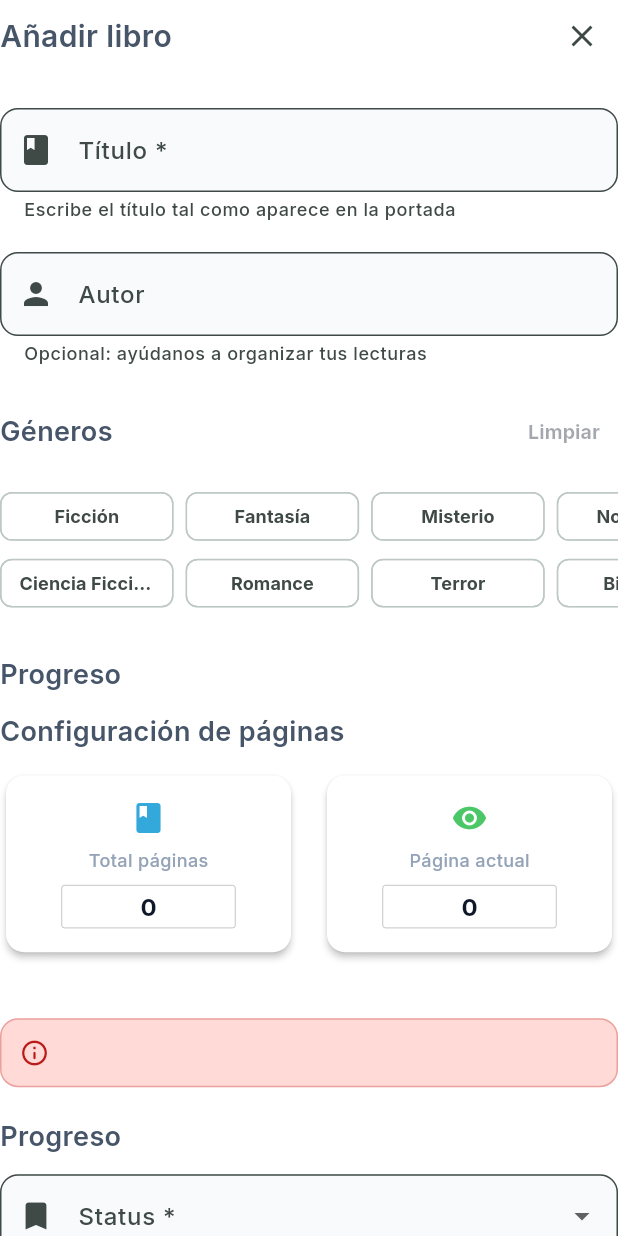
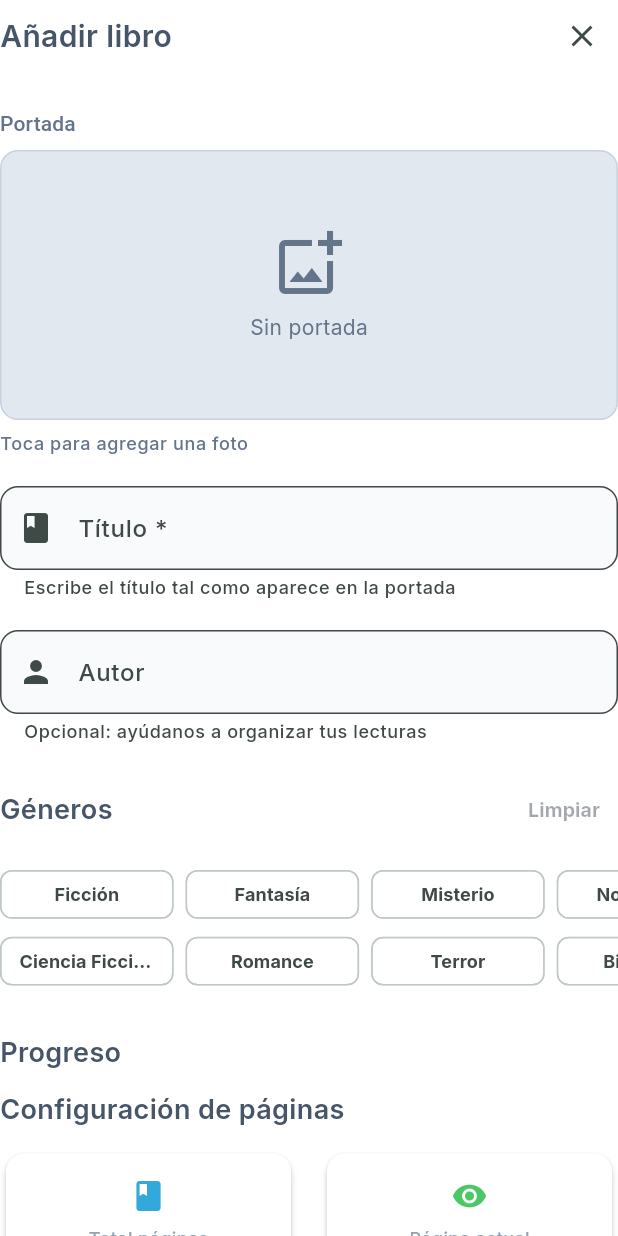
Before and after one commit to OmarDavidd/atiora, a Flutter app: the AddBookBody widget shown alone on an empty page, opened directly with empty values, on a phone screen of 412 x 824 dp. Run offline on Flutter 3.47's test engine with Material 3 defaults, Android fonts, the phone set to English and light mode, and no system bars; drawn by our look-alikes of input_quantity; our stand-ins replace animated_text_kit, bloc_concurrency, carousel_slider, equatable, fl_chart, flutter_bloc and 7 more; missing offline and left inert: connectivity_plus_platform_interface; accounts and stored records are empty; statements that could not run were skipped.

Commit message:
feat(books): add camera and gallery for book covers

```diff
--- a/lib/features/books/data/repositories/books_repository_impl.dart
+++ b/lib/features/books/data/repositories/books_repository_impl.dart
@@ -1,4 +1,5 @@
 import 'dart:async';
+import 'dart:io';
 import 'dart:math' as math;
 
 import 'package:atiora/core/errors/app_exception.dart';
@@ -585,4 +586,9 @@ class BooksRepositoryImpl implements BooksRepository {
   Future<void> clearAddBookDraft(String userId) async {
     await _hive.clearAddBookDraft(userId);
   }
+
+  @override
+  Future<String?> uploadCoverImage(File imageFile, String bookId) async {
+    return await _remote.uploadCoverImage(imageFile, bookId);
+  }
 }
--- a/lib/features/books/domain/repositories/book_repository.dart
+++ b/lib/features/books/domain/repositories/book_repository.dart
@@ -1,3 +1,5 @@
+import 'dart:io';
+
 import 'package:atiora/data/models/book_model.dart';
 import 'package:atiora/features/books/domain/entities/add_book_draft.dart';
 import 'package:atiora/features/dashboards/presentation/bloc/stats_state.dart';
@@ -34,4 +36,6 @@ abstract class BooksRepository {
   AddBookDraft? getAddBookDraft(String userId);
 
   Future<void> clearAddBookDraft(String userId);
+
+  Future<String?> uploadCoverImage(File imageFile, String bookId);
 }
--- a/lib/features/books/presentation/widgets/add_book_body.dart
+++ b/lib/features/books/presentation/widgets/add_book_body.dart
@@ -1,6 +1,9 @@
+import 'dart:io';
+
 import 'package:flutter/material.dart';
 
 import 'add_book_actions_section.dart';
+import 'add_book_cover_selector.dart';
 import 'add_book_genres_field.dart';
 import 'add_book_inline_error_banner.dart';
 import 'add_book_metadata_fields.dart';
@@ -34,6 +37,9 @@ class AddBookBody extends StatelessWidget {
   final bool hasPendingQueue;
   final bool canReset;
   final bool isEditing;
+  final String? currentCoverUrl;
+  final File? selectedCoverImage;
+  final ValueChanged<File?> onCoverImageSelected;
   final VoidCallback onTitleChanged;
   final VoidCallback onAuthorChanged;
   final ValueChanged<String> onGenreChanged;
@@ -70,6 +76,9 @@ class AddBookBody extends StatelessWidget {
     required this.hasPendingQueue,
     required this.canReset,
     this.isEditing = false,
+    this.currentCoverUrl,
+    this.selectedCoverImage,
+    required this.onCoverImageSelected,
     required this.onTitleChanged,
     required this.onAuthorChanged,
     required this.onGenreChanged,
@@ -94,6 +103,12 @@ class AddBookBody extends StatelessWidget {
           children: [
             AddBookModalHeader(onClose: onExit),
             const SizedBox(height: 24),
+            AddBookCoverSelector(
+              currentCoverUrl: currentCoverUrl,
+              selectedImage: selectedCoverImage,
+              onImageSelected: onCoverImageSelected,
+            ),
+            const SizedBox(height: 20),
             AddBookMetadataFields(
               titleFieldKey: titleFieldKey,
               titleController: titleController,
--- /dev/null
+++ b/lib/features/books/presentation/widgets/add_book_cover_selector.dart
@@ -0,0 +1,160 @@
+import 'dart:io';
+
+import 'package:flutter/material.dart';
+import 'package:image_picker/image_picker.dart';
+
+class AddBookCoverSelector extends StatelessWidget {
+  final String? currentCoverUrl;
+  final File? selectedImage;
+  final ValueChanged<File?> onImageSelected;
+
+  const AddBookCoverSelector({
+    super.key,
+    this.currentCoverUrl,
+    this.selectedImage,
+    required this.onImageSelected,
+  });
+
+  @override
+  Widget build(BuildContext context) {
+    final theme = Theme.of(context);
+    final colorScheme = theme.colorScheme;
+
+    return Column(
+      crossAxisAlignment: CrossAxisAlignment.start,
+      children: [
+        Text(
+          'Portada',
+          style: theme.textTheme.titleSmall?.copyWith(
+            color: colorScheme.outline,
+          ),
+        ),
+        const SizedBox(height: 8),
+        GestureDetector(
+          onTap: () => _showImageSourcePicker(context),
+          child: Container(
+            height: 180,
+            width: double.infinity,
+            decoration: BoxDecoration(
+              color: colorScheme.surfaceContainerHighest,
+              borderRadius: BorderRadius.circular(12),
+              border: Border.all(
+                color: colorScheme.outline.withValues(alpha: 0.2),
+              ),
+            ),
+            child: ClipRRect(
+              borderRadius: BorderRadius.circular(12),
+              child: _buildCoverImage(context),
+            ),
+          ),
+        ),
+        const SizedBox(height: 8),
+        Text(
+          'Toca para agregar una foto',
+          style: theme.textTheme.bodySmall?.copyWith(
+            color: colorScheme.outline,
+          ),
+        ),
+      ],
+    );
+  }
+
+  Widget _buildCoverImage(BuildContext context) {
+    if (selectedImage != null) {
+      return Image.file(
+        selectedImage!,
+        fit: BoxFit.cover,
+        width: double.infinity,
+        errorBuilder: (_, __, ___) => _buildPlaceholder(context),
+      );
+    }
+
+    if (currentCoverUrl != null && currentCoverUrl!.isNotEmpty) {
+      return Image.network(
+        currentCoverUrl!,
+        fit: BoxFit.cover,
+        width: double.infinity,
+        errorBuilder: (_, __, ___) => _buildPlaceholder(context),
+      );
+    }
+
+    return _buildPlaceholder(context);
+  }
+
+  Widget _buildPlaceholder(BuildContext context) {
+    final colorScheme = Theme.of(context).colorScheme;
+    return Column(
+      mainAxisAlignment: MainAxisAlignment.center,
+      children: [
+        Icon(
+          Icons.add_photo_alternate_outlined,
+          size: 48,
+          color: colorScheme.outline,
+        ),
+        const SizedBox(height: 8),
+        Text(
+          'Sin portada',
+          style: TextStyle(color: colorScheme.outline, fontSize: 14),
+        ),
+      ],
+    );
+  }
+
+  void _showImageSourcePicker(BuildContext context) {
+    showModalBottomSheet(
+      context: context,
+      builder: (context) => SafeArea(
+        child: Padding(
+          padding: const EdgeInsets.symmetric(vertical: 16),
+          child: Column(
+            mainAxisSize: MainAxisSize.min,
+            children: [
+              ListTile(
+                leading: const Icon(Icons.camera_alt),
+                title: const Text('Cámara'),
+                onTap: () {
+                  Navigator.pop(context);
+                  _pickImage(ImageSource.camera);
+                },
+              ),
+              ListTile(
+                leading: const Icon(Icons.photo_library),
+                title: const Text('Galería'),
+                onTap: () {
+                  Navigator.pop(context);
+                  _pickImage(ImageSource.gallery);
+                },
+              ),
+              if (selectedImage != null || currentCoverUrl != null)
+                ListTile(
+                  leading: Icon(Icons.delete_outline, color: Colors.red[400]),
+                  title: Text(
+                    'Eliminar portada',
+                    style: TextStyle(color: Colors.red[400]),
+                  ),
+                  onTap: () {
+                    Navigator.pop(context);
+                    onImageSelected(null);
+                  },
+                ),
+            ],
+          ),
+        ),
+      ),
+    );
+  }
+
+  Future<void> _pickImage(ImageSource source) async {
+    final picker = ImagePicker();
+    final pickedFile = await picker.pickImage(
+      source: source,
+      maxWidth: 800,
+      maxHeight: 1200,
+      imageQuality: 85,
+    );
+
+    if (pickedFile != null) {
+      onImageSelected(File(pickedFile.path));
+    }
+  }
+}
--- a/pubspec.yaml
+++ b/pubspec.yaml
@@ -24,6 +24,7 @@ dependencies:
   google_fonts: ^8.0.0
   hive: ^2.2.3
   hive_flutter: ^1.1.0
+  image_picker: ^1.0.0
   input_quantity: ^2.3.2
   intl: ^0.20.2
   shared_preferences: ^2.5.4
```
Also changed, not shown: lib/features/books/data/datasources/books_remote_datasource.dart (+27 -0 lines), lib/features/books/presentation/widgets/add_book_modal.dart (+39 -3 lines), 2 other files.
